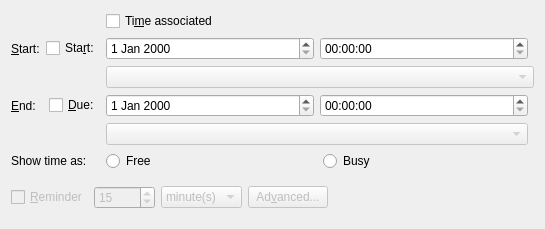
Above: incidenceeditors/incidenceeditor-ng/iedatetimemobile.ui from chusopr/kdepim-ktimetracker-akonadi before the change. Below: the same form after it.
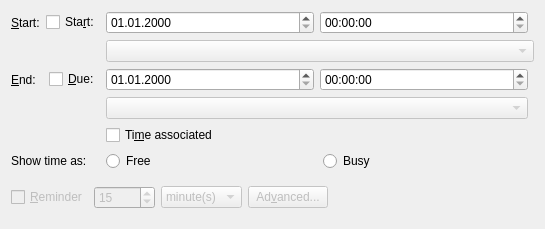
That is the form after the change. Custom widgets are drawn as their Qt base class.

Commit message: Small ui fixes for mobile: Use same date format as in MainView of korg-mobile. Move time check down

```diff
--- a/incidenceeditors/incidenceeditor-ng/iedatetimemobile.ui
+++ b/incidenceeditors/incidenceeditor-ng/iedatetimemobile.ui
@@ -11,16 +11,6 @@
    </rect>
   </property>
   <layout class="QGridLayout" name="gridLayout">
-   <item row="0" column="2">
-    <widget class="QCheckBox" name="mHasTimeCheck">
-     <property name="whatsThis">
-      <string>Set if this to-do's start and due dates have times associated with them.</string>
-     </property>
-     <property name="text">
-      <string>Ti&amp;me associated</string>
-     </property>
-    </widget>
-   </item>
    <item row="1" column="0" colspan="2">
     <layout class="QHBoxLayout" name="horizontalLayout_7">
      <item>
@@ -52,7 +42,11 @@
     </layout>
    </item>
    <item row="1" column="2">
-    <widget class="QDateEdit" name="mStartDateEdit"/>
+    <widget class="QDateEdit" name="mStartDateEdit">
+     <property name="displayFormat">
+      <string>MM.dd.yyyy</string>
+     </property>
+    </widget>
    </item>
    <item row="1" column="3">
     <widget class="QTimeEdit" name="mStartTimeEdit">
@@ -102,6 +96,9 @@
        <verstretch>0</verstretch>
       </sizepolicy>
      </property>
+     <property name="displayFormat">
+      <string>MM.dd.yyyy</string>
+     </property>
     </widget>
    </item>
    <item row="3" column="3">
@@ -114,7 +111,7 @@
      </property>
     </widget>
    </item>
-   <item row="5" column="0">
+   <item row="7" column="0">
     <widget class="QLabel" name="mFreeBusyLabel">
      <property name="sizePolicy">
       <sizepolicy hsizetype="Fixed" vsizetype="Preferred">
@@ -127,7 +124,7 @@
      </property>
     </widget>
    </item>
-   <item row="5" column="2" colspan="3">
+   <item row="7" column="2" colspan="3">
     <layout class="QHBoxLayout" name="horizontalLayout">
      <item>
       <widget class="QRadioButton" name="mFreeRadio">
@@ -145,7 +142,7 @@
      </item>
     </layout>
    </item>
-   <item row="6" column="0" colspan="5">
+   <item row="8" column="0" colspan="5">
     <layout class="QHBoxLayout" name="horizontalLayout_12">
      <item>
       <widget class="QStackedWidget" name="mAlarmStack">
@@ -321,6 +318,16 @@
      </property>
     </widget>
    </item>
+   <item row="5" column="2">
+    <widget class="QCheckBox" name="mHasTimeCheck">
+     <property name="whatsThis">
+      <string>Set if this to-do's start and due dates have times associated with them.</string>
+     </property>
+     <property name="text">
+      <string>Ti&amp;me associated</string>
+     </property>
+    </widget>
+   </item>
    <item row="4" column="2" colspan="2">
     <widget class="KPIM::KTimeZoneComboBox" name="mTimeZoneComboEnd">
      <property name="enabled">
```
